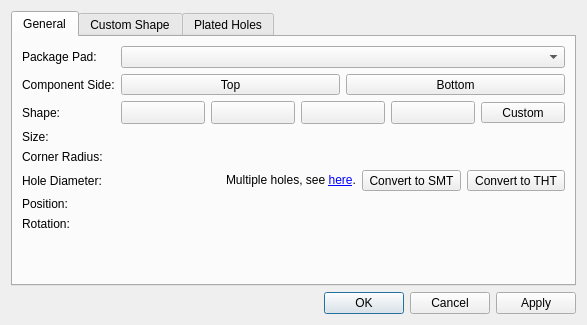
Old version of the form libs/librepcb/editor/library/pkg/footprintpadpropertiesdialog.ui in the repository LibrePCB/LibrePCB.
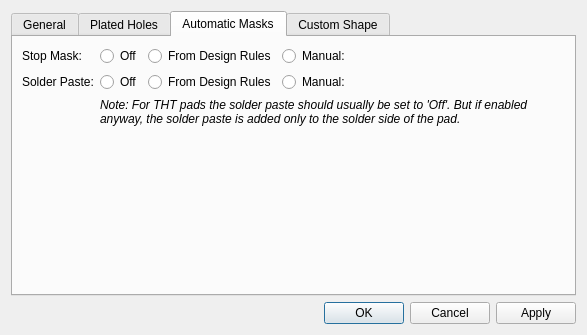
New version of the form. The open tabs and pages were chosen to show the change. Icons and pictures are not drawn. Custom widgets are drawn as their Qt base class.

Commit message: Support manual control of pad stop mask & solder paste

```diff
--- a/libs/librepcb/editor/library/pkg/footprintpadpropertiesdialog.ui
+++ b/libs/librepcb/editor/library/pkg/footprintpadpropertiesdialog.ui
@@ -7,7 +7,7 @@
     <x>0</x>
     <y>0</y>
     <width>587</width>
-    <height>325</height>
+    <height>335</height>
    </rect>
   </property>
   <property name="windowTitle">
@@ -348,31 +348,6 @@
        </item>
       </layout>
      </widget>
-     <widget class="QWidget" name="tabCustomShape">
-      <attribute name="title">
-       <string>Custom Shape</string>
-      </attribute>
-      <layout class="QVBoxLayout" name="verticalLayout_3" stretch="1,0">
-       <item>
-        <widget class="librepcb::editor::PathEditorWidget" name="customShapePathEditor" native="true"/>
-       </item>
-       <item>
-        <widget class="QLabel" name="label_8">
-         <property name="font">
-          <font>
-           <italic>true</italic>
-          </font>
-         </property>
-         <property name="text">
-          <string>Coordinates are relative to the pad origin and before rotation.</string>
-         </property>
-         <property name="wordWrap">
-          <bool>true</bool>
-         </property>
-        </widget>
-       </item>
-      </layout>
-     </widget>
      <widget class="QWidget" name="tabHoles">
       <attribute name="title">
        <string>Plated Holes</string>
@@ -468,6 +443,188 @@
        </item>
       </layout>
      </widget>
+     <widget class="QWidget" name="tabMasks">
+      <attribute name="title">
+       <string>Automatic Masks</string>
+      </attribute>
+      <layout class="QFormLayout" name="formLayout_2">
+       <item row="0" column="0">
+        <widget class="QLabel" name="label_10">
+         <property name="text">
+          <string>Stop Mask:</string>
+         </property>
+        </widget>
+       </item>
+       <item row="0" column="1">
+        <layout class="QHBoxLayout" name="horizontalLayout_8">
+         <item>
+          <widget class="QRadioButton" name="rbtnStopMaskOff">
+           <property name="sizePolicy">
+            <sizepolicy hsizetype="Fixed" vsizetype="Fixed">
+             <horstretch>0</horstretch>
+             <verstretch>0</verstretch>
+            </sizepolicy>
+           </property>
+           <property name="text">
+            <string>Off</string>
+           </property>
+           <attribute name="buttonGroup">
+            <string notr="true">btnGroupStopMask</string>
+           </attribute>
+          </widget>
+         </item>
+         <item>
+          <widget class="QRadioButton" name="rbtnStopMaskAuto">
+           <property name="sizePolicy">
+            <sizepolicy hsizetype="Fixed" vsizetype="Fixed">
+             <horstretch>0</horstretch>
+             <verstretch>0</verstretch>
+            </sizepolicy>
+           </property>
+           <property name="text">
+            <string>From Design Rules</string>
+           </property>
+           <attribute name="buttonGroup">
+            <string notr="true">btnGroupStopMask</string>
+           </attribute>
+          </widget>
+         </item>
+         <item>
+          <widget class="QRadioButton" name="rbtnStopMaskManual">
+           <property name="sizePolicy">
+            <sizepolicy hsizetype="Fixed" vsizetype="Fixed">
+             <horstretch>0</horstretch>
+             <verstretch>0</verstretch>
+            </sizepolicy>
+           </property>
+           <property name="text">
+            <string>Manual:</string>
+           </property>
+           <attribute name="buttonGroup">
+            <string notr="true">btnGroupStopMask</string>
+           </attribute>
+          </widget>
+         </item>
+         <item>
+          <widget class="librepcb::editor::LengthEdit" name="edtStopMaskOffset" native="true">
+           <property name="enabled">
+            <bool>false</bool>
+           </property>
+          </widget>
+         </item>
+        </layout>
+       </item>
+       <item row="1" column="0">
+        <widget class="QLabel" name="label_11">
+         <property name="text">
+          <string>Solder Paste:</string>
+         </property>
+        </widget>
+       </item>
+       <item row="1" column="1">
+        <layout class="QHBoxLayout" name="horizontalLayout_9">
+         <item>
+          <widget class="QRadioButton" name="rbtnSolderPasteOff">
+           <property name="sizePolicy">
+            <sizepolicy hsizetype="Fixed" vsizetype="Fixed">
+             <horstretch>0</horstretch>
+             <verstretch>0</verstretch>
+            </sizepolicy>
+           </property>
+           <property name="text">
+            <string>Off</string>
+           </property>
+           <attribute name="buttonGroup">
+            <string notr="true">btnGroupSolderPaste</string>
+           </attribute>
+          </widget>
+         </item>
+         <item>
+          <widget class="QRadioButton" name="rbtnSolderPasteAuto">
+           <property name="sizePolicy">
+            <sizepolicy hsizetype="Fixed" vsizetype="Fixed">
+             <horstretch>0</horstretch>
+             <verstretch>0</verstretch>
+            </sizepolicy>
+           </property>
+           <property name="text">
+            <string>From Design Rules</string>
+           </property>
+           <attribute name="buttonGroup">
+            <string notr="true">btnGroupSolderPaste</string>
+           </attribute>
+          </widget>
+         </item>
+         <item>
+          <widget class="QRadioButton" name="rbtnSolderPasteManual">
+           <property name="sizePolicy">
+            <sizepolicy hsizetype="Fixed" vsizetype="Fixed">
+             <horstretch>0</horstretch>
+             <verstretch>0</verstretch>
+            </sizepolicy>
+           </property>
+           <property name="text">
+            <string>Manual:</string>
+           </property>
+           <attribute name="buttonGroup">
+            <string notr="true">btnGroupSolderPaste</string>
+           </attribute>
+          </widget>
+         </item>
+         <item>
+          <widget class="librepcb::editor::LengthEdit" name="edtSolderPasteOffset" native="true">
+           <property name="enabled">
+            <bool>false</bool>
+           </property>
+          </widget>
+         </item>
+        </layout>
+       </item>
+       <item row="2" column="1">
+        <widget class="QLabel" name="label_13">
+         <property name="font">
+          <font>
+           <italic>true</italic>
+          </font>
+         </property>
+         <property name="text">
+          <string>Note: For THT pads the solder paste should usually be set to 'Off'. But if enabled anyway, the solder paste is added only to the solder side of the pad.</string>
+         </property>
+         <property name="alignment">
+          <set>Qt::AlignLeading|Qt::AlignLeft|Qt::AlignTop</set>
+         </property>
+         <property name="wordWrap">
+          <bool>true</bool>
+         </property>
+        </widget>
+       </item>
+      </layout>
+     </widget>
+     <widget class="QWidget" name="tabCustomShape">
+      <attribute name="title">
+       <string>Custom Shape</string>
+      </attribute>
+      <layout class="QVBoxLayout" name="verticalLayout_3" stretch="1,0">
+       <item>
+        <widget class="librepcb::editor::PathEditorWidget" name="customShapePathEditor" native="true"/>
+       </item>
+       <item>
+        <widget class="QLabel" name="label_8">
+         <property name="font">
+          <font>
+           <italic>true</italic>
+          </font>
+         </property>
+         <property name="text">
+          <string>Coordinates are relative to the pad origin and before rotation.</string>
+         </property>
+         <property name="wordWrap">
+          <bool>true</bool>
+         </property>
+        </widget>
+       </item>
+      </layout>
+     </widget>
     </widget>
    </item>
    <item>
```
Left out of the diff: 2 changed lines with no effect on the pictures. The commit also changes 16 other files.
